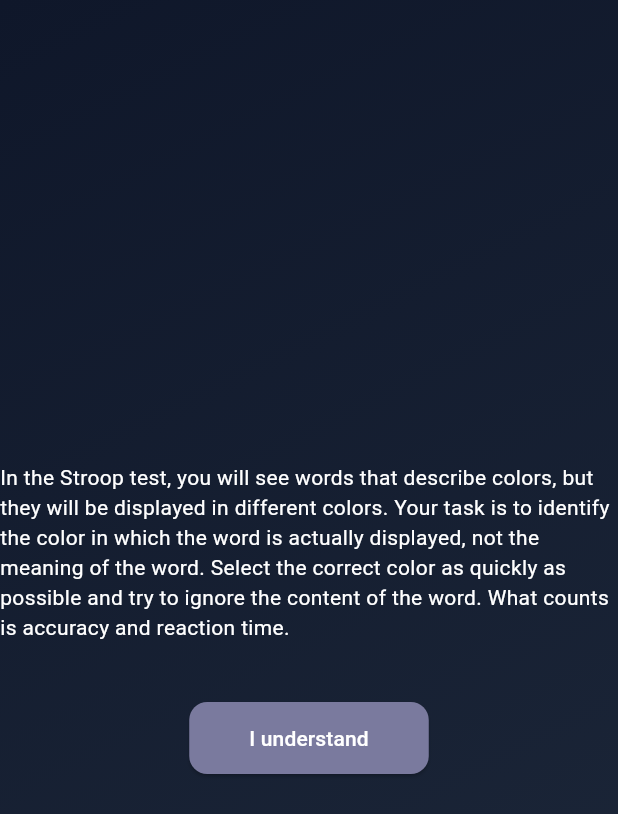
After one commit to Kajtek-hub/Magisterka, a Flutter app: the TestMenuScreen screen opened by its route, after a tap on "Stroop", on a phone screen of 412 x 824 dp. The commit adds this screen. Shown: the top 814 px of the screen. Run offline on Flutter 3.47's test engine with Material 3 defaults, Android fonts, the phone set to English and light mode, and no system bars; our stand-ins replace google_fonts.

Commit message:
Instruction for all test and protection for all tests

```diff
--- a/lib/app_start.dart
+++ b/lib/app_start.dart
@@ -12,6 +12,7 @@ import 'package:magisterka/screens/test_screens/gonogo/gonogo_instruction_screen
 import 'package:magisterka/screens/test_screens/pvt/pvt_instruction_screen.dart';
 import 'package:magisterka/screens/test_screens/pvt/pvt_screen.dart';
 import 'package:magisterka/screens/test_screens/stroop/stroop.dart';
+import 'package:magisterka/screens/test_screens/stroop/stroop_instruction_screen.dart';
 import 'package:magisterka/screens/test_screens/test_menu_screen.dart';
 
 class AppStart extends StatefulWidget{
@@ -43,6 +44,7 @@ class _AppStart extends State<AppStart>{
             '/gonogo-screen': (context) => GonoGo(function),
             '/twoback-instruction-screen':(context) => TwoBackInstructionScreen(function),
             '/twoback-screen':(context) => TwoBackScreen(function),
+            '/stroop-instruction-screen':(context) => StroopInstructionScreen(function),
             '/stroop-screen':(context) => Stroop(function),
             '/questionnaires-menu-screen': (context) => QuestionnairesMenuScreen(function),
             '/kss-questionnaire-screen': (context) => KssQuestionnaireScreen(function),
--- a/lib/custom_widgets/custom_ListTile.dart
+++ b/lib/custom_widgets/custom_ListTile.dart
@@ -1,6 +1,6 @@
 import 'package:flutter/material.dart';
 import 'package:google_fonts/google_fonts.dart';
-import 'package:magisterka/theme.dart';
+
 
 class CustomListTile extends StatefulWidget{
 
--- a/lib/screens/authentication_screens/register_screen.dart
+++ b/lib/screens/authentication_screens/register_screen.dart
@@ -3,7 +3,7 @@ import 'package:magisterka/custom_widgets/custom_button.dart';
 import 'package:magisterka/theme.dart';
 import 'package:google_fonts/google_fonts.dart';
 import 'package:magisterka/api/api_client.dart';
-import 'package:shared_preferences/shared_preferences.dart';
+
 
 class RegisterScreen extends StatefulWidget{
   const RegisterScreen(this.onRegister, {super.key});
--- a/lib/screens/menu_screens/menu_screen.dart
+++ b/lib/screens/menu_screens/menu_screen.dart
@@ -28,6 +28,8 @@ class MenuScreen extends StatelessWidget{
               SizedBox(height: 20,),
               CustomButton('/questionnaires-menu-screen', 'Questionnaire'),
               SizedBox(height: 20,),
+              CustomButton('/result-menu-screen', 'Your Results'),
+              SizedBox(height: 20,),
               CustomButton('/login-screen', 'Log out')
             ],
           ),
--- a/lib/screens/test_screens/2back/two_back_instruction_screen.dart
+++ b/lib/screens/test_screens/2back/two_back_instruction_screen.dart
@@ -24,9 +24,9 @@ class TwoBackInstructionScreen extends StatelessWidget{
           child: Column(
             mainAxisSize: MainAxisSize.min,
             children: [
-              Text('In this test, colored squares will appear on the screen. When you see a green square, tap the screen as quickly as possible. When a red square appears, do not react. Try to respond quickly and accurately, avoiding mistakes. The squares will appear at random intervals, so stay focused throughout the test. Tap “I understand” to begin.', style: TextStyle(color: Colors.white),),
+              Text('In the 2-back test, numbers appear on the screen one after another. Your task is to respond when the current number matches the one displayed two steps earlier. If you notice a match, press the “Press Me” button. Try to respond quickly and only when you’re sure.', style: TextStyle(color: Colors.white),),
               SizedBox(height: 40,),
-              CustomButton('/gonogo-screen', 'I understand')
+              CustomButton('/twoback-screen', 'I understand')
             ],
           ),
         ),
--- a/lib/screens/test_screens/gonogo/gonogo_instruction_screen.dart
+++ b/lib/screens/test_screens/gonogo/gonogo_instruction_screen.dart
@@ -25,9 +25,9 @@ class GonogoInstructionScreen extends StatelessWidget{
           child: Column(
             mainAxisSize: MainAxisSize.min,
             children: [
-              Text('', style: TextStyle(color: Colors.white),),
+              Text('In this test, colored squares will appear on the screen. When you see a green square, tap the screen as quickly as possible. When a red square appears, do not react. Try to respond quickly and accurately, avoiding mistakes. The squares will appear at random intervals, so stay focused throughout the test. Tap “I understand” to begin.', style: TextStyle(color: Colors.white),),
               SizedBox(height: 40,),
-              CustomButton('/twoback-screen', 'I understand')
+              CustomButton('/gonogo-screen', 'I understand')
             ],
           ),
         ),
--- a/lib/screens/test_screens/gonogo/gonogo_screen.dart
+++ b/lib/screens/test_screens/gonogo/gonogo_screen.dart
@@ -25,11 +25,16 @@ class _Gonogo extends State<GonoGo>{
   bool brakeOrTest = false;
   int colorlistIter = 0;
 
-  int result = 0;
+  //int result = 0;
   int hits = 0;
   int misses = 0;
   int falseAlarms = 0;
+  int correctRejections = 0;
 
+  bool trialEvaluated = false;
+  bool hasResponded = false;
+  bool isMatch = false;
+  int stimulusValue = 0;
 
   void createTestVector(int goLength, int noGoLength){
     List<int> goList = List.filled(goLength, 1);
@@ -44,6 +49,7 @@ class _Gonogo extends State<GonoGo>{
       } //Mogę zmienić potem na swapa żeby nie zaburzać proporcji
     }
     testColorList = fullTestList;
+    print('$testColorList');
   }
 
   void colorSwap() {
@@ -51,9 +57,52 @@ class _Gonogo extends State<GonoGo>{
       currentColor = Colors.green;
     } else {
       currentColor = Colors.red;
-      result++;
+      //result++;
     }
 
+  }
+
+  void startTrial(){
+    hasResponded = false;
+    trialEvaluated = false;
+    isMatch = (colorlistIter<testColorList.length && testColorList[colorlistIter] == 1);
+  }
+
+  void indexChecker(){
+    if (!brakeOrTest) return;
+    if (hasResponded) return;
+    if (trialEvaluated) return;
+
+    hasResponded = true;
+    if(isMatch){
+      hits++;
+
+    }else{
+      falseAlarms++;
+    }
+
+  }
+
+  void evaluateTrial() {
+
+    if (trialEvaluated) return;
+
+    if (isMatch) {
+
+      // GO trial
+      if (!hasResponded) {
+        misses++;
+      }
+
+    } else {
+
+      // NOGO trial
+      if (!hasResponded) {
+        correctRejections++;
+      }
+
+    }
+    trialEvaluated = true;
     colorlistIter++;
   }
 
@@ -66,6 +115,7 @@ class _Gonogo extends State<GonoGo>{
         if(rollTimeDuration == 0 && brakeOrTest == false){
             rollTimeDuration = Random().nextInt(3)+3;
             currentColor = Colors.black.withValues(alpha: 1.0);
+            startTrial();
             }
 
         else if(rollTimeDuration != 0 && brakeOrTest == false){
@@ -82,7 +132,9 @@ class _Gonogo extends State<GonoGo>{
         else if(rollTimeDuration !=0 && brakeOrTest == true){
             rollTimeDuration--;
             if(rollTimeDuration == 0){
+              evaluateTrial();
               brakeOrTest = false;
+
           }}
         });
 
@@ -90,7 +142,11 @@ class _Gonogo extends State<GonoGo>{
       else{
         timer.cancel();
         Navigator.pushNamed(context, '/test-menu-screen');
-        print(result);
+        //print(result);
+        print('Hits : $hits ');
+        print('Misses : $misses');
+        print('False Alarms : $falseAlarms');
+        print('correctRejections : $correctRejections');
         return;
       }
     });
@@ -102,6 +158,7 @@ class _Gonogo extends State<GonoGo>{
     super.initState();
     int rollGoSamples = Random().nextInt(7) + 42;
     int rollNoGoSamples = 60 - rollGoSamples;
+    print('$rollGoSamples');
     createTestVector(rollGoSamples, rollNoGoSamples);
     timer();
   }
@@ -134,11 +191,13 @@ class _Gonogo extends State<GonoGo>{
                   ),),
               SizedBox(height: 80,),
               ElevatedButton(onPressed: (){
-                if(currentColor == Colors.green){
-                  result++;
-                }else{
-                  result--;
-                }
+                print("Hit Index: $colorlistIter");
+                indexChecker();
+                //if(currentColor == Colors.green){
+                  //result++;
+                //}else{
+                  //result--;
+                //}
               }, child: Text('Press me'))
             ],
           ),
--- /dev/null
+++ b/lib/screens/test_screens/stroop/stroop_instruction_screen.dart
@@ -0,0 +1,37 @@
+import 'package:flutter/material.dart';
+import 'package:magisterka/theme.dart';
+import 'package:magisterka/custom_widgets/custom_button.dart';
+
+class StroopInstructionScreen extends StatelessWidget{
+
+  const StroopInstructionScreen(this.onStroopInstruction, {super.key});
+
+  final void Function() onStroopInstruction;
+
+  @override
+  Widget build(BuildContext context) {
+    return Scaffold(
+        body: Container(
+        decoration: BoxDecoration(
+          gradient: LinearGradient(colors: [
+            Theme_Colors.background1,
+            Theme_Colors.background2,
+          ],
+          begin: AlignmentGeometry.topLeft,
+          end: AlignmentGeometry.bottomRight)
+
+        ),
+        child: Center(
+          child: Column(
+            mainAxisSize: MainAxisSize.min,
+            children: [
+              Text('In the Stroop test, you will see words that describe colors, but they will be displayed in different colors. Your task is to identify the color in which the word is actually displayed, not the meaning of the word. Select the correct color as quickly as possible and try to ignore the content of the word. What counts is accuracy and reaction time.', style: TextStyle(color: Colors.white),),
+              SizedBox(height: 40,),
+              CustomButton('/stroop-screen', 'I understand')
+            ],
+          ),
+        ),
+      ),
+    );
+  }
+}
--- a/lib/screens/test_screens/test_menu_screen.dart
+++ b/lib/screens/test_screens/test_menu_screen.dart
@@ -28,9 +28,9 @@ class TestMenuScreen extends StatelessWidget{
               SizedBox(height: 20,),
               CustomButton('/gonogo-instruction-screen', 'Go/No Go'),
               SizedBox(height: 20,),
-              CustomButton('/twoback-screen', 'N-Back'),
+              CustomButton('/twoback-instruction-screen', 'N-Back'),
               SizedBox(height: 20,),
-              CustomButton('/stroop-screen', 'Stroop'),
+              CustomButton('/stroop-instruction-screen', 'Stroop'),
               SizedBox(height: 20,),
               CustomButton('/menu-screen', 'Menu'),
 
```
Also changed, not shown: lib/screens/test_screens/pvt/pvt_screen.dart (+57 -16 lines).
